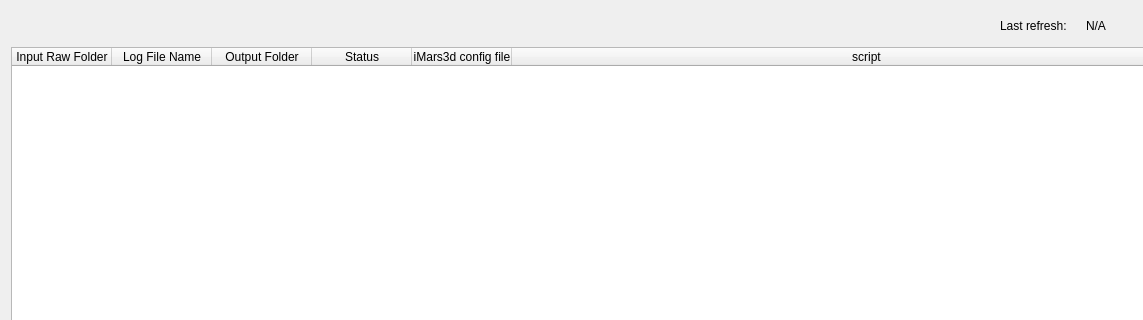
Qt form rockit_autoreconstruction_ui/ui/history.ui (ornlneutronimaging/rockit_autoreconstruction_ui) before a commit; both pictures show x 0 to 1143 and y 0 to 320 of the 1233 by 666 pixel window.
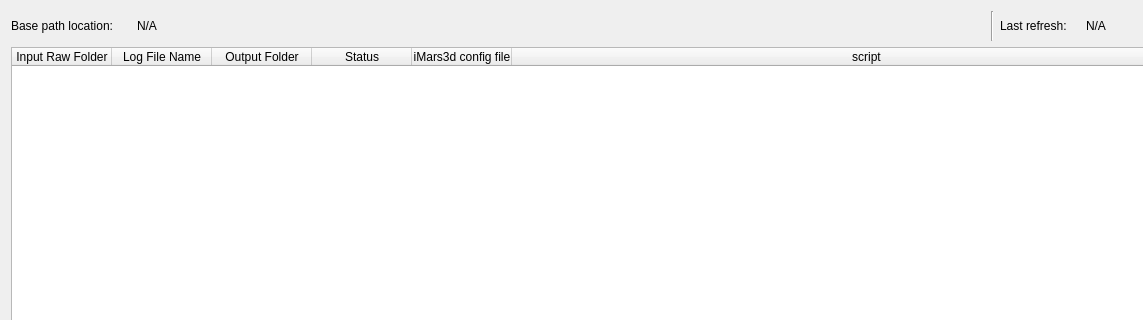
The same form after that commit.

Commit message: adding base path location label

The edit to the form file:
```diff
--- a/rockit_autoreconstruction_ui/ui/history.ui
+++ b/rockit_autoreconstruction_ui/ui/history.ui
@@ -20,46 +20,35 @@
    <item>
     <layout class="QHBoxLayout" name="horizontalLayout_2">
      <item>
-      <widget class="QLabel" name="error_label">
-       <property name="palette">
-        <palette>
-         <active>
-          <colorrole role="WindowText">
-           <brush brushstyle="SolidPattern">
-            <color alpha="255">
-             <red>208</red>
-             <green>12</green>
-             <blue>18</blue>
-            </color>
-           </brush>
-          </colorrole>
-         </active>
-         <inactive>
-          <colorrole role="WindowText">
-           <brush brushstyle="SolidPattern">
-            <color alpha="255">
-             <red>208</red>
-             <green>12</green>
-             <blue>18</blue>
-            </color>
-           </brush>
-          </colorrole>
-         </inactive>
-         <disabled>
-          <colorrole role="WindowText">
-           <brush brushstyle="SolidPattern">
-            <color alpha="255">
-             <red>127</red>
-             <green>127</green>
-             <blue>127</blue>
-            </color>
-           </brush>
-          </colorrole>
-         </disabled>
-        </palette>
+      <widget class="QLabel" name="label_2">
+       <property name="minimumSize">
+        <size>
+         <width>120</width>
+         <height>0</height>
+        </size>
        </property>
+       <property name="maximumSize">
+        <size>
+         <width>120</width>
+         <height>16777215</height>
+        </size>
+       </property>
        <property name="text">
-        <string/>
+        <string>Base path location:</string>
+       </property>
+      </widget>
+     </item>
+     <item>
+      <widget class="QLabel" name="base_path_location">
+       <property name="text">
+        <string>N/A</string>
+       </property>
+      </widget>
+     </item>
+     <item>
+      <widget class="Line" name="line">
+       <property name="orientation">
+        <enum>Qt::Vertical</enum>
        </property>
       </widget>
      </item>
```
